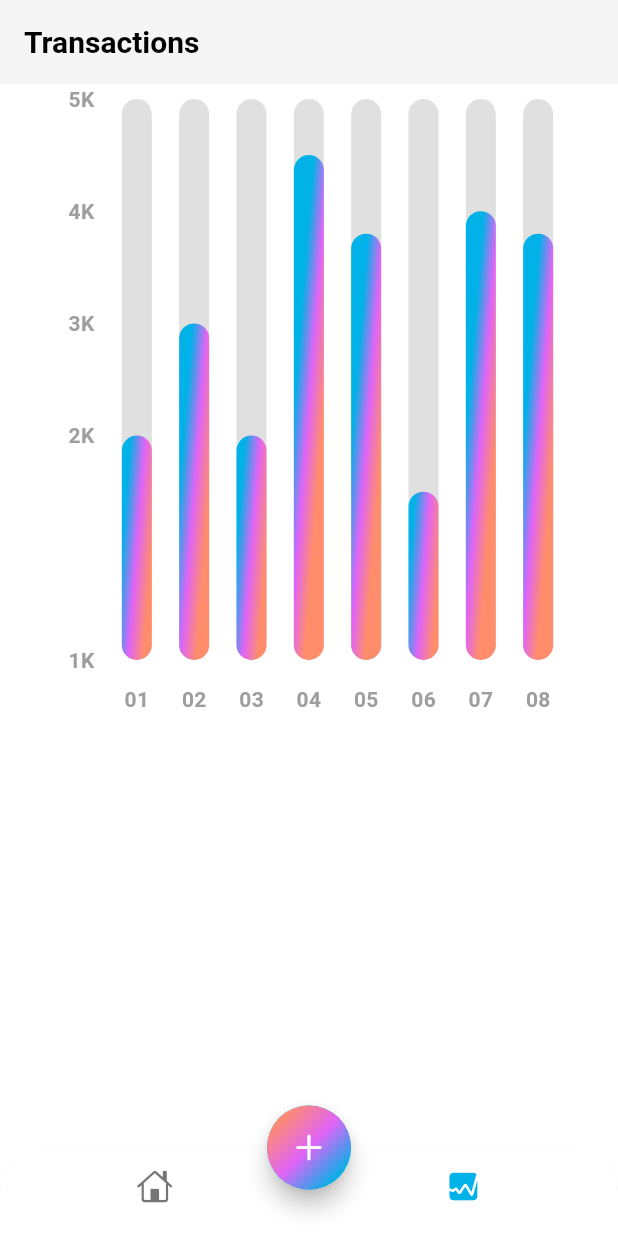
After one commit to GurparveshGrewal/expense_tracker_app, a Flutter app: the screen it shows after launch, item 2 of the bottom bar chosen, on a phone screen of 412 x 824 dp. The commit adds this screen. Run offline on Flutter 3.47's test engine with Material 3 defaults, Android fonts, the phone set to English and light mode, and no system bars; drawn by our look-alikes of fl_chart; our stand-ins replace font_awesome_flutter.

Commit message:
feat: added stats page and animated graph

```diff
--- a/lib/features/home/views/home_page.dart
+++ b/lib/features/home/views/home_page.dart
@@ -1,10 +1,24 @@
 import 'package:expense_tracker_app/features/home/views/add_new_expense_page.dart';
 import 'package:expense_tracker_app/features/home/views/main_screen.dart';
+import 'package:expense_tracker_app/features/stats/views/stats_screen.dart';
 import 'package:flutter/cupertino.dart';
 import 'package:flutter/material.dart';
 
-class HomePage extends StatelessWidget {
+class HomePage extends StatefulWidget {
   const HomePage({super.key});
+
+  @override
+  State<HomePage> createState() => _HomePageState();
+}
+
+class _HomePageState extends State<HomePage> {
+  int activePage = 0;
+
+  void changePage(int pageNumber) {
+    setState(() {
+      activePage = pageNumber;
+    });
+  }
 
   @override
   Widget build(BuildContext context) {
@@ -12,6 +26,10 @@ class HomePage extends StatelessWidget {
       bottomNavigationBar: ClipRRect(
         borderRadius: const BorderRadius.vertical(top: Radius.circular(30)),
         child: BottomNavigationBar(
+            onTap: (pageNumber) {
+              changePage(pageNumber);
+            },
+            currentIndex: activePage,
             elevation: 5,
             backgroundColor: Colors.white,
             showUnselectedLabels: false,
@@ -20,7 +38,9 @@ class HomePage extends StatelessWidget {
               BottomNavigationBarItem(
                   label: '', icon: Icon(CupertinoIcons.home)),
               BottomNavigationBarItem(
-                  label: '', icon: Icon(CupertinoIcons.graph_square_fill)),
+                label: '',
+                icon: Icon(CupertinoIcons.graph_square_fill),
+              ),
             ]),
       ),
       floatingActionButtonLocation: FloatingActionButtonLocation.centerDocked,
@@ -44,7 +64,7 @@ class HomePage extends StatelessWidget {
                     transform: const GradientRotation(3.14 / 4),
                   )),
               child: const Icon(CupertinoIcons.add))),
-      body: const MainScreen(),
+      body: activePage == 0 ? const MainScreen() : const StatsPage(),
     );
   }
 }
--- /dev/null
+++ b/lib/features/stats/views/stats_screen.dart
@@ -0,0 +1,34 @@
+import 'package:expense_tracker_app/features/stats/widgets/chart_widget.dart';
+import 'package:flutter/material.dart';
+
+class StatsPage extends StatelessWidget {
+  const StatsPage({super.key});
+
+  @override
+  Widget build(BuildContext context) {
+    return Scaffold(
+      appBar: AppBar(
+        backgroundColor: Theme.of(context).colorScheme.background,
+        title: const Text(
+          "Transactions",
+          style: TextStyle(fontSize: 20, fontWeight: FontWeight.bold),
+        ),
+      ),
+      body: Padding(
+        padding: const EdgeInsets.symmetric(horizontal: 25.0, vertical: 10.0),
+        child: Column(
+          children: [
+            Container(
+              height: MediaQuery.of(context).size.width,
+              width: MediaQuery.of(context).size.width,
+              decoration: BoxDecoration(
+                borderRadius: BorderRadius.circular(10),
+              ),
+              child: const MyChart(),
+            ),
+          ],
+        ),
+      ),
+    );
+  }
+}
--- /dev/null
+++ b/lib/features/stats/widgets/chart_widget.dart
@@ -0,0 +1,179 @@
+import 'dart:math';
+import 'package:fl_chart/fl_chart.dart';
+import 'package:flutter/material.dart';
+
+class MyChart extends StatefulWidget {
+  const MyChart({super.key});
+
+  @override
+  State<MyChart> createState() => _MyChartState();
+}
+
+class _MyChartState extends State<MyChart> with SingleTickerProviderStateMixin {
+  late AnimationController _animationController;
+  late Animation<double> _animation;
+
+  @override
+  void initState() {
+    super.initState();
+    _animationController = AnimationController(
+      vsync: this,
+      duration: const Duration(milliseconds: 1000),
+    );
+    _animation = Tween<double>(begin: 0.0, end: 1.0).animate(
+      CurvedAnimation(parent: _animationController, curve: Curves.easeInOut),
+    );
+    _animationController.forward();
+  }
+
+  @override
+  Widget build(BuildContext context) {
+    return AnimatedBuilder(
+        animation: _animation,
+        builder: (context, _) {
+          return BarChart(
+            mainBarData(_animation.value),
+          );
+        });
+  }
+
+  BarChartGroupData makeGroupData(int x, double y, double animationValu) {
+    return BarChartGroupData(x: x, barRods: [
+      BarChartRodData(
+          toY: y * animationValu,
+          gradient: LinearGradient(
+            colors: [
+              Theme.of(context).colorScheme.primary,
+              Theme.of(context).colorScheme.secondary,
+              Theme.of(context).colorScheme.tertiary,
+            ],
+            transform: const GradientRotation(pi / 40),
+          ),
+          width: 20,
+          backDrawRodData: BackgroundBarChartRodData(
+              show: true, toY: 5, color: Colors.grey.shade300))
+    ]);
+  }
+
+  List<BarChartGroupData> showingGroups(double animationValue) =>
+      List.generate(8, (i) {
+        switch (i) {
+          case 0:
+            return makeGroupData(0, 2, animationValue);
+          case 1:
+            return makeGroupData(1, 3, animationValue);
+          case 2:
+            return makeGroupData(2, 2, animationValue);
+          case 3:
+            return makeGroupData(3, 4.5, animationValue);
+          case 4:
+            return makeGroupData(4, 3.8, animationValue);
+          case 5:
+            return makeGroupData(5, 1.5, animationValue);
+          case 6:
+            return makeGroupData(6, 4, animationValue);
+          case 7:
+            return makeGroupData(7, 3.8, animationValue);
+          default:
+            return throw Error();
+        }
+      });
+
+  BarChartData mainBarData(double animationValue) {
+    return BarChartData(
+      titlesData: FlTitlesData(
+        show: true,
+        rightTitles:
+            const AxisTitles(sideTitles: SideTitles(showTitles: false)),
+        topTitles: const AxisTitles(sideTitles: SideTitles(showTitles: false)),
+        bottomTitles: AxisTitles(
+            sideTitles: SideTitles(
+          showTitles: true,
+          reservedSize: 38,
+          getTitlesWidget: getTiles,
+        )),
+        leftTitles: AxisTitles(
+          sideTitles: SideTitles(
+            showTitles: true,
+            reservedSize: 38,
+            getTitlesWidget: leftTitles,
+          ),
+        ),
+      ),
+      borderData: FlBorderData(show: false),
+      gridData: const FlGridData(show: false),
+      barGroups: showingGroups(animationValue),
+    );
+  }
+
+  Widget getTiles(double value, TitleMeta meta) {
+    const style = TextStyle(
+      color: Colors.grey,
+      fontWeight: FontWeight.bold,
+      fontSize: 14,
+    );
+    Widget text;
+
+    switch (value.toInt()) {
+      case 0:
+        text = const Text('01', style: style);
+        break;
+      case 1:
+        text = const Text('02', style: style);
+        break;
+      case 2:
+        text = const Text('03', style: style);
+        break;
+      case 3:
+        text = const Text('04', style: style);
+        break;
+      case 4:
+        text = const Text('05', style: style);
+        break;
+      case 5:
+        text = const Text('06', style: style);
+        break;
+      case 6:
+        text = const Text('07', style: style);
+        break;
+      case 7:
+        text = const Text('08', style: style);
+        break;
+      default:
+        text = const Text('', style: style);
+        break;
+    }
+    return SideTitleWidget(
+      axisSide: meta.axisSide,
+      space: 16,
+      child: text,
+    );
+  }
+
+  Widget leftTitles(double value, TitleMeta meta) {
+    const style = TextStyle(
+      color: Colors.grey,
+      fontWeight: FontWeight.bold,
+      fontSize: 14,
+    );
+    String text;
+    if (value == 0) {
+      text = '1K';
+    } else if (value == 2) {
+      text = '2K';
+    } else if (value == 3) {
+      text = '3K';
+    } else if (value == 4) {
+      text = '4K';
+    } else if (value == 5) {
+      text = '5K';
+    } else {
+      return Container();
+    }
+    return SideTitleWidget(
+      axisSide: meta.axisSide,
+      space: 0,
+      child: Text(text, style: style),
+    );
+  }
+}
```
Also changed, not shown: pubspec.yaml (+2 -62 lines), pubspec.lock.
